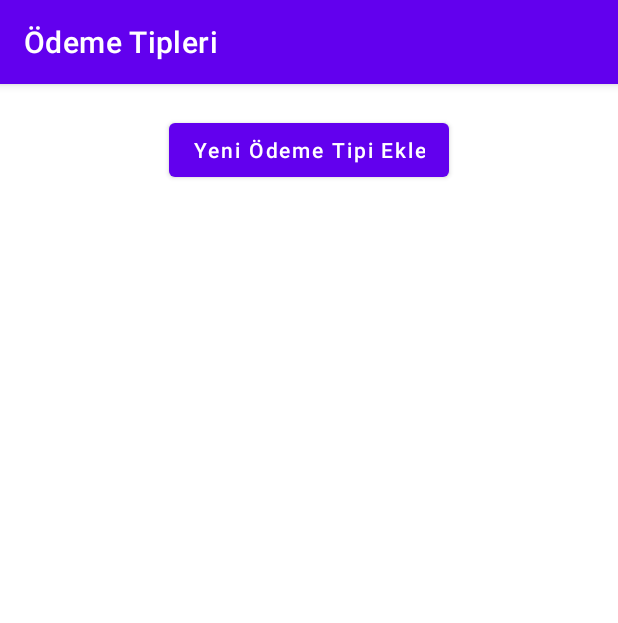
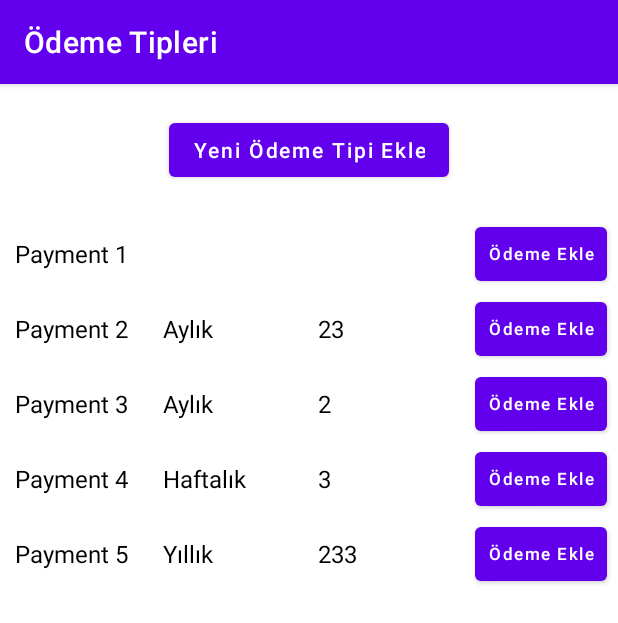
Before and after one commit to aticiadem/TurkcellSinav2, an Android app: the screen it shows after launch (MainActivity), on a phone screen of 412 x 824 dp. Shown: the top 623 px of the screen. Run offline under Robolectric (Android 15) with nearby library versions, the phone set to English and light mode, and no system bars.

Commit message:
Create PaymentTypesAdapter.kt class and use it

```diff
--- a/app/src/main/java/com/adematici/turkcellsinav2/model/PaymentType.kt
+++ b/app/src/main/java/com/adematici/turkcellsinav2/model/PaymentType.kt
@@ -1,8 +1,10 @@
 package com.adematici.turkcellsinav2.model
+
+import java.io.Serializable
 
 data class PaymentType(
     val id: Int = 0,
     var title: String,
     var period: String?,
     var periodDay: Int?,
-)
+): Serializable
--- /dev/null
+++ b/app/src/main/java/com/adematici/turkcellsinav2/presentation/adapter/PaymentTypesAdapter.kt
@@ -0,0 +1,54 @@
+package com.adematici.turkcellsinav2.presentation.adapter
+
+import android.view.LayoutInflater
+import android.view.ViewGroup
+import androidx.recyclerview.widget.AsyncListDiffer
+import androidx.recyclerview.widget.DiffUtil
+import androidx.recyclerview.widget.RecyclerView
+import com.adematici.turkcellsinav2.databinding.PaymentTypeItemBinding
+import com.adematici.turkcellsinav2.model.PaymentType
+import com.adematici.turkcellsinav2.util.listener.PaymentTypeClickListener
+
+class PaymentTypesAdapter(
+    private val itemClick: PaymentTypeClickListener,
+) : RecyclerView.Adapter<PaymentTypesAdapter.PaymentTypesViewHolder>() {
+
+    class PaymentTypesViewHolder(val binding: PaymentTypeItemBinding) :
+        RecyclerView.ViewHolder(binding.root)
+
+    private val diffUtil = object : DiffUtil.ItemCallback<PaymentType>() {
+        override fun areItemsTheSame(oldItem: PaymentType, newItem: PaymentType): Boolean {
+            return oldItem == newItem
+        }
+
+        override fun areContentsTheSame(oldItem: PaymentType, newItem: PaymentType): Boolean {
+            return oldItem == newItem
+        }
+    }
+
+    private val recyclerDiffUtil = AsyncListDiffer(this, diffUtil)
+
+    var paymentTypes: List<PaymentType>
+        get() = recyclerDiffUtil.currentList
+        set(value) = recyclerDiffUtil.submitList(value)
+
+    override fun onCreateViewHolder(parent: ViewGroup, viewType: Int): PaymentTypesViewHolder {
+        val binding =
+            PaymentTypeItemBinding.inflate(LayoutInflater.from(parent.context), parent, false)
+        return PaymentTypesViewHolder(binding)
+    }
+
+    override fun onBindViewHolder(holder: PaymentTypesViewHolder, position: Int) {
+        val currentItem = paymentTypes[position]
+        holder.binding.textViewTitle.text = currentItem.title
+        holder.binding.textViewPeriod.text = currentItem.period ?: ""
+        currentItem.periodDay?.let {
+            holder.binding.textViewPeriodDay.text = it.toString()
+        }
+        holder.binding.buttonAddPayment.setOnClickListener { itemClick.onItemClick() }
+        holder.binding.root.setOnClickListener { itemClick.onViewClick(currentItem) }
+    }
+
+    override fun getItemCount(): Int = paymentTypes.size
+
+}
--- a/app/src/main/java/com/adematici/turkcellsinav2/presentation/ui/add_payment_type/AddNewPaymentTypeActivity.kt
+++ b/app/src/main/java/com/adematici/turkcellsinav2/presentation/ui/add_payment_type/AddNewPaymentTypeActivity.kt
@@ -7,7 +7,10 @@ import android.widget.Toast
 import androidx.appcompat.app.AppCompatActivity
 import com.adematici.turkcellsinav2.R
 import com.adematici.turkcellsinav2.databinding.ActivityAddPaymentTypeBinding
+import com.adematici.turkcellsinav2.model.PaymentType
 import com.adematici.turkcellsinav2.util.Constant.IS_UPDATE_OR_DELETE
+import com.adematici.turkcellsinav2.util.Constant.PAYMENT_TYPE_ITEM
+import com.adematici.turkcellsinav2.util.Period.Companion.getAllPeriods
 
 class AddNewPaymentTypeActivity : AppCompatActivity() {
 
@@ -18,18 +21,16 @@ class AddNewPaymentTypeActivity : AppCompatActivity() {
         binding = ActivityAddPaymentTypeBinding.inflate(layoutInflater)
         setContentView(binding.root)
 
-        title = getString(R.string.add_new_payment_type)
-
         val isUpdateOrDelete = intent.getBooleanExtra(IS_UPDATE_OR_DELETE, false)
+        val item = intent.getSerializableExtra(PAYMENT_TYPE_ITEM) as PaymentType?
 
         initSpinner()
-        initButtons(isUpdateOrDelete)
+        initView(isUpdateOrDelete, item)
         initClickListeners()
     }
 
     private fun initSpinner() {
-        // todo this variables will come in the database
-        val spinnerItems = arrayOf("Odeme Tipi 1", "Odeme Tipi 2")
+        val spinnerItems = getAllPeriods()
         val arrayAdapter = ArrayAdapter(
             this,
             androidx.appcompat.R.layout.support_simple_spinner_dropdown_item,
@@ -38,12 +39,20 @@ class AddNewPaymentTypeActivity : AppCompatActivity() {
         binding.spinner.adapter = arrayAdapter
     }
 
-    private fun initButtons(isUpdateOrDelete: Boolean) {
+    private fun initView(isUpdateOrDelete: Boolean, item: PaymentType?) {
         if (isUpdateOrDelete) {
+            title = getString(R.string.update_payment_type)
+
+            binding.editTextPaymentTitle.setText(item!!.title)
+            item.periodDay?.let {
+                binding.editTextPeriodDay.setText(it.toString())
+            }
+
             binding.buttonUpdate.visibility = View.VISIBLE
             binding.buttonDelete.visibility = View.VISIBLE
             binding.buttonSave.visibility = View.GONE
         } else {
+            title = getString(R.string.add_new_payment_type)
             binding.buttonUpdate.visibility = View.GONE
             binding.buttonDelete.visibility = View.GONE
             binding.buttonSave.visibility = View.VISIBLE
--- a/app/src/main/java/com/adematici/turkcellsinav2/presentation/ui/main/MainActivity.kt
+++ b/app/src/main/java/com/adematici/turkcellsinav2/presentation/ui/main/MainActivity.kt
@@ -5,12 +5,20 @@ import android.os.Bundle
 import androidx.appcompat.app.AppCompatActivity
 import com.adematici.turkcellsinav2.R
 import com.adematici.turkcellsinav2.databinding.ActivityMainBinding
+import com.adematici.turkcellsinav2.model.PaymentType
+import com.adematici.turkcellsinav2.presentation.adapter.PaymentTypesAdapter
+import com.adematici.turkcellsinav2.presentation.ui.add_payment.AddPaymentToTypeActivity
 import com.adematici.turkcellsinav2.presentation.ui.add_payment_type.AddNewPaymentTypeActivity
+import com.adematici.turkcellsinav2.presentation.ui.type_detail.TypeDetailActivity
 import com.adematici.turkcellsinav2.util.Constant.IS_UPDATE_OR_DELETE
+import com.adematici.turkcellsinav2.util.Constant.PAYMENT_TYPE_ITEM
+import com.adematici.turkcellsinav2.util.Period
+import com.adematici.turkcellsinav2.util.listener.PaymentTypeClickListener
 
-class MainActivity : AppCompatActivity() {
+class MainActivity : AppCompatActivity(), PaymentTypeClickListener {
 
     private lateinit var binding: ActivityMainBinding
+    private lateinit var paymentTypesAdapter: PaymentTypesAdapter
 
     override fun onCreate(savedInstanceState: Bundle?) {
         super.onCreate(savedInstanceState)
@@ -19,7 +27,22 @@ class MainActivity : AppCompatActivity() {
 
         title = getString(R.string.payment_types)
 
+        initView()
         initClickListener()
+    }
+
+    private fun initView() {
+        // todo delete mock list
+        val list: ArrayList<PaymentType> = arrayListOf(
+            PaymentType(0, "Payment 1", null, null),
+            PaymentType(2, "Payment 2", Period.MONTH.periodName, 23),
+            PaymentType(3, "Payment 3", Period.MONTH.periodName, 2),
+            PaymentType(4, "Payment 4", Period.WEEK.periodName, 3),
+            PaymentType(5, "Payment 5", Period.YEAR.periodName, 233)
+        )
+        paymentTypesAdapter = PaymentTypesAdapter(this)
+        paymentTypesAdapter.paymentTypes = list
+        binding.recyclerView.adapter = paymentTypesAdapter
     }
 
     private fun initClickListener() {
@@ -30,4 +53,15 @@ class MainActivity : AppCompatActivity() {
         }
     }
 
+    override fun onItemClick() {
+        val intent = Intent(this, AddPaymentToTypeActivity::class.java)
+        startActivity(intent)
+    }
+
+    override fun onViewClick(data: PaymentType) {
+        val intent = Intent(this, TypeDetailActivity::class.java)
+        intent.putExtra(PAYMENT_TYPE_ITEM, data)
+        startActivity(intent)
+    }
+
 }
--- a/app/src/main/java/com/adematici/turkcellsinav2/presentation/ui/type_detail/TypeDetailActivity.kt
+++ b/app/src/main/java/com/adematici/turkcellsinav2/presentation/ui/type_detail/TypeDetailActivity.kt
@@ -5,8 +5,11 @@ import android.os.Bundle
 import androidx.appcompat.app.AppCompatActivity
 import com.adematici.turkcellsinav2.R
 import com.adematici.turkcellsinav2.databinding.ActivityTypeDetailBinding
+import com.adematici.turkcellsinav2.model.PaymentType
 import com.adematici.turkcellsinav2.presentation.ui.add_payment.AddPaymentToTypeActivity
 import com.adematici.turkcellsinav2.presentation.ui.add_payment_type.AddNewPaymentTypeActivity
+import com.adematici.turkcellsinav2.util.Constant
+import com.adematici.turkcellsinav2.util.Constant.PAYMENT_TYPE_ITEM
 
 class TypeDetailActivity : AppCompatActivity() {
 
@@ -18,13 +21,17 @@ class TypeDetailActivity : AppCompatActivity() {
         setContentView(binding.root)
 
         title = getString(R.string.type_detail)
+        val item = intent.getSerializableExtra(PAYMENT_TYPE_ITEM) as PaymentType?
 
-        initClickListener()
+        initClickListener(item)
     }
 
-    private fun initClickListener() {
+    private fun initClickListener(data: PaymentType?) {
         binding.buttonEdit.setOnClickListener {
-            startActivity(Intent(this, AddNewPaymentTypeActivity::class.java))
+            val intent = Intent(this, AddNewPaymentTypeActivity::class.java)
+            intent.putExtra(Constant.IS_UPDATE_OR_DELETE, true)
+            intent.putExtra(PAYMENT_TYPE_ITEM, data)
+            startActivity(intent)
         }
         binding.buttonAddPayment.setOnClickListener {
             startActivity(Intent(this, AddPaymentToTypeActivity::class.java))
--- a/app/src/main/java/com/adematici/turkcellsinav2/util/Constant.kt
+++ b/app/src/main/java/com/adematici/turkcellsinav2/util/Constant.kt
@@ -3,5 +3,6 @@ package com.adematici.turkcellsinav2.util
 object Constant {
 
     const val IS_UPDATE_OR_DELETE = "isUpdateOrDelete"
+    const val PAYMENT_TYPE_ITEM = "payment_type_item"
 
 }
--- a/app/src/main/java/com/adematici/turkcellsinav2/util/Period.kt
+++ b/app/src/main/java/com/adematici/turkcellsinav2/util/Period.kt
@@ -6,8 +6,11 @@ enum class Period(val periodName: String, val periodMaxValue: Int) {
     YEAR("Yıllık", 365);
 
     companion object {
-        fun getAllPeriods(): Array<Period> {
-            return values()
+        fun getAllPeriods(): List<String> {
+            val list: List<String> = values().map {
+                it.periodName
+            }
+            return list
         }
     }
 }
--- /dev/null
+++ b/app/src/main/java/com/adematici/turkcellsinav2/util/listener/PaymentTypeClickListener.kt
@@ -0,0 +1,8 @@
+package com.adematici.turkcellsinav2.util.listener
+
+import com.adematici.turkcellsinav2.model.PaymentType
+
+interface PaymentTypeClickListener {
+    fun onItemClick()
+    fun onViewClick(data: PaymentType)
+}
--- /dev/null
+++ b/app/src/main/res/layout/payment_type_item.xml
@@ -0,0 +1,85 @@
+<?xml version="1.0" encoding="utf-8"?>
+<androidx.constraintlayout.widget.ConstraintLayout xmlns:android="http://schemas.android.com/apk/res/android"
+    xmlns:app="http://schemas.android.com/apk/res-auto"
+    xmlns:tools="http://schemas.android.com/tools"
+    android:layout_width="match_parent"
+    android:layout_height="50dp">
+
+    <androidx.constraintlayout.widget.Guideline
+        android:id="@+id/guideline2"
+        android:layout_width="wrap_content"
+        android:layout_height="wrap_content"
+        android:orientation="vertical"
+        app:layout_constraintGuide_percent="0.25" />
+
+    <androidx.constraintlayout.widget.Guideline
+        android:id="@+id/guideline3"
+        android:layout_width="wrap_content"
+        android:layout_height="wrap_content"
+        android:orientation="vertical"
+        app:layout_constraintGuide_percent="0.50121653" />
+
+    <androidx.constraintlayout.widget.Guideline
+        android:id="@+id/guideline4"
+        android:layout_width="wrap_content"
+        android:layout_height="wrap_content"
+        android:orientation="vertical"
+        app:layout_constraintGuide_percent="0.75" />
+
+    <TextView
+        android:id="@+id/textViewTitle"
+        android:layout_width="0dp"
+        android:layout_height="wrap_content"
+        android:layout_marginStart="10dp"
+        android:layout_marginEnd="5dp"
+        android:singleLine="true"
+        android:textColor="@color/black"
+        android:textSize="16sp"
+        app:layout_constraintBottom_toBottomOf="parent"
+        app:layout_constraintEnd_toStartOf="@+id/guideline2"
+        app:layout_constraintStart_toStartOf="parent"
+        app:layout_constraintTop_toTopOf="parent"
+        tools:text="Baslik" />
+
+    <TextView
+        android:id="@+id/textViewPeriod"
+        android:layout_width="0dp"
+        android:layout_height="wrap_content"
+        android:layout_marginHorizontal="5dp"
+        android:singleLine="true"
+        android:textColor="@color/black"
+        android:textSize="16sp"
+        app:layout_constraintBottom_toBottomOf="parent"
+        app:layout_constraintEnd_toStartOf="@+id/guideline3"
+        app:layout_constraintStart_toEndOf="@+id/guideline2"
+        app:layout_constraintTop_toTopOf="parent"
+        tools:text="Periyot" />
+
+    <TextView
+        android:id="@+id/textViewPeriodDay"
+        android:layout_width="0dp"
+        android:layout_height="wrap_content"
+        android:layout_marginHorizontal="5dp"
+        android:singleLine="true"
+        android:textColor="@color/black"
+        android:textSize="16sp"
+        app:layout_constraintBottom_toBottomOf="parent"
+        app:layout_constraintEnd_toStartOf="@+id/guideline4"
+        app:layout_constraintStart_toEndOf="@+id/guideline3"
+        app:layout_constraintTop_toTopOf="parent"
+        tools:text="Periyot Gunu" />
+
+    <Button
+        android:id="@+id/buttonAddPayment"
+        android:layout_width="wrap_content"
+        android:layout_height="wrap_content"
+        android:padding="0dp"
+        android:text="@string/add_payment"
+        android:textAllCaps="false"
+        android:textSize="11sp"
+        app:layout_constraintBottom_toBottomOf="parent"
+        app:layout_constraintEnd_toEndOf="parent"
+        app:layout_constraintStart_toStartOf="@+id/guideline4"
+        app:layout_constraintTop_toTopOf="parent" />
+
+</androidx.constraintlayout.widget.ConstraintLayout>
--- a/app/src/main/res/values/strings.xml
+++ b/app/src/main/res/values/strings.xml
@@ -1,6 +1,7 @@
 <resources>
     <string name="app_name">TurkcellSinav2</string>
     <string name="add_new_payment_type">Yeni Ödeme Tipi Ekle</string>
+    <string name="update_payment_type">Ödeme Tipini Güncelle</string>
     <string name="new_payment_type">Yeni Ödeme Tipi</string>
     <string name="payment_types">Ödeme Tipleri</string>
     <string name="payment_title">Ödeme Başlığı (Zorunlu)</string>
```
